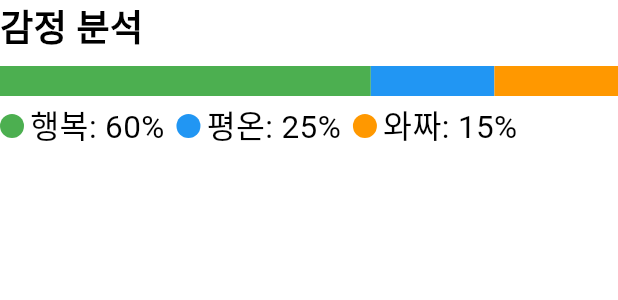
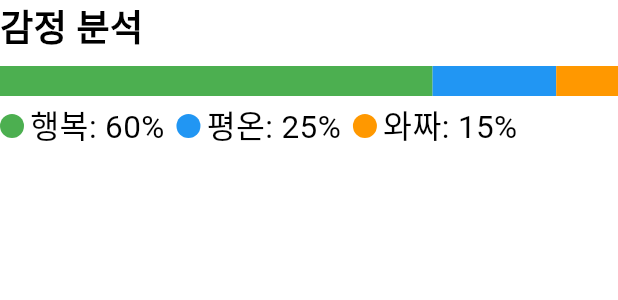
Before and after one commit to Eunverpool/SarangBang, a Flutter app: the ReportEmotion widget shown alone on an empty page, opened directly, on a phone screen of 412 x 824 dp. Shown: the top 300 px of the screen. Run offline on Flutter 3.47's test engine with Material 3 defaults, Android fonts, the phone set to English and light mode, and no system bars; our stand-ins replace cached_network_image, flutter_credit_card, flutter_svg, form_field_validator, table_calendar; network calls fail; Roboto replaces fonts that are missing (Gilroy).

Commit message:
0417 0921 pull 했음

```diff
--- a/lib/views/report/components/report_emotion.dart
+++ b/lib/views/report/components/report_emotion.dart
@@ -17,7 +17,7 @@ class ReportEmotion extends StatelessWidget {
         Row(
           children: [
             Expanded(
-                flex: 6,
+                flex: 7,
                 child: Container(
                   color: Colors.green,
                   height: 20,
@@ -29,7 +29,7 @@ class ReportEmotion extends StatelessWidget {
                   height: 20,
                 )),
             Expanded(
-                flex: 2,
+                flex: 1,
                 child: Container(
                   color: Colors.orange,
                   height: 20,
```
Also changed, not shown: 1 other file.
